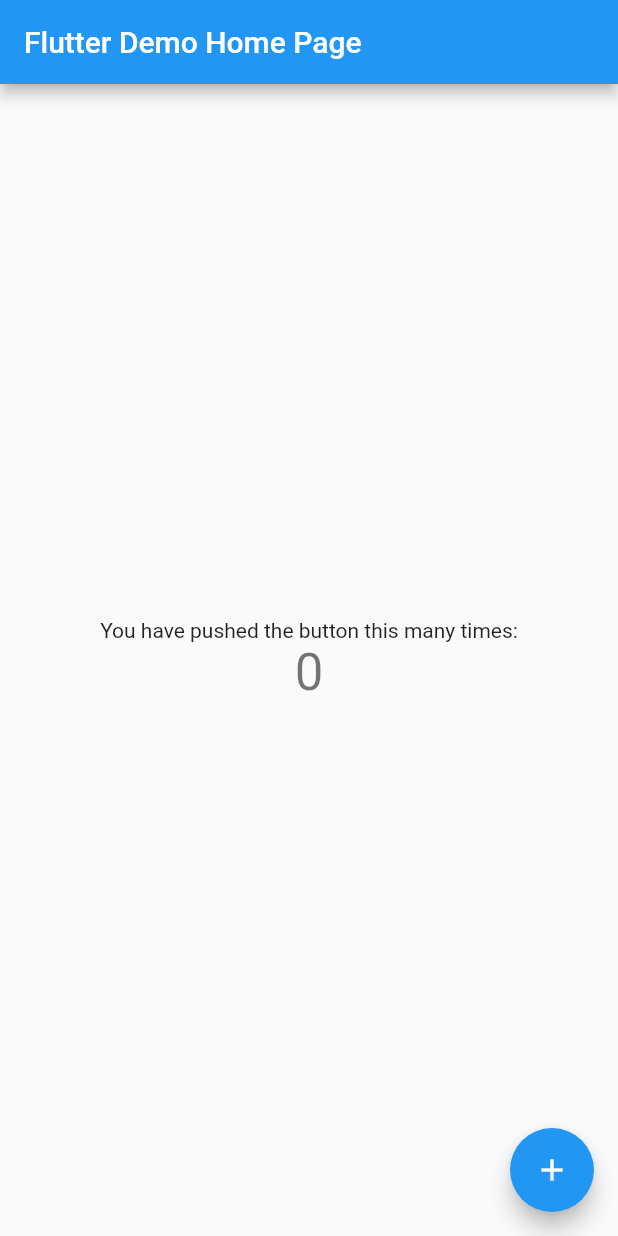
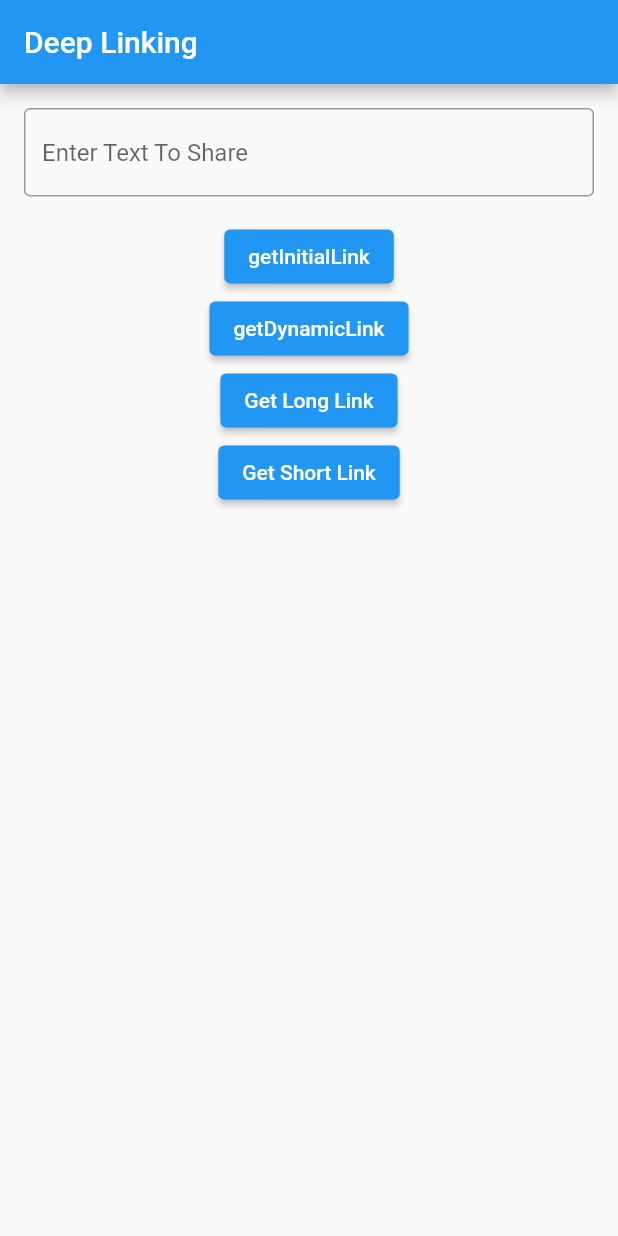
Before and after one commit to liritharan/firebase_dynamic_link, a Flutter app: the screen it shows after launch, on a phone screen of 412 x 824 dp. Run offline on Flutter 3.47's test engine with Material 2 defaults, Android fonts, the phone set to English and light mode, and no system bars; our stand-ins replace firebase_core, firebase_dynamic_links, share_plus; accounts and stored records are empty.

Commit message:
Adding dynamic links

```diff
--- a/lib/main.dart
+++ b/lib/main.dart
@@ -1,6 +1,19 @@
+import 'dart:async';
+
+import 'package:firebase_core/firebase_core.dart';
 import 'package:flutter/material.dart';
+import 'package:firebase_dynamic_links/firebase_dynamic_links.dart';
+import 'package:share_plus/share_plus.dart';
+import 'option.dart';
 
-void main() {
+
+Future<void> main() async {
+
+  WidgetsFlutterBinding.ensureInitialized();
+  await Firebase.initializeApp(options: DefaultFirebaseOptions.currentPlatform);
+
+  // Get any initial links
+
   runApp(const MyApp());
 }
 
@@ -13,103 +26,180 @@
     return MaterialApp(
       title: 'Flutter Demo',
       theme: ThemeData(
-        // This is the theme of your application.
-        //
-        // Try running your application with "flutter run". You'll see the
-        // application has a blue toolbar. Then, without quitting the app, try
-        // changing the primarySwatch below to Colors.green and then invoke
-        // "hot reload" (press "r" in the console where you ran "flutter run",
-        // or simply save your changes to "hot reload" in a Flutter IDE).
-        // Notice that the counter didn't reset back to zero; the application
-        // is not restarted.
+
         primarySwatch: Colors.blue,
       ),
-      home: const MyHomePage(title: 'Flutter Demo Home Page'),
+      routes: <String, WidgetBuilder>{
+        '/': (BuildContext context) => const HomePage(),
+        '/helloworld': (BuildContext context) => _DynamicLinkScreen(),
+      },
+    );
+  }
+}
+class HomePage extends StatefulWidget {
+  const HomePage({super.key});
+
+  @override
+  _HomePageState createState() => _HomePageState();
+}
+class _HomePageState extends State<HomePage> with WidgetsBindingObserver {
+  final TextEditingController _editingController = TextEditingController();
+  FirebaseDynamicLinks dynamicLinks = FirebaseDynamicLinks.instance;
+  final String DynamicLink = 'https://www.google.com/helloworld';
+  final String Link = 'https://referandearnra.page.link/XktS';
+  late Timer _timerLink;
+  bool _isCreatingLink = false;
+  String? _linkMessage;
+@override
+void initState(){
+  initDynamicLinks();
+  super.initState();
+}
+  Future<void> initDynamicLinks() async {
+    dynamicLinks.onLink.listen((dynamicLinkData) {
+      print('app is here');
+      Navigator.pushNamed(context,'/helloworld' );
+
+    }).onError((error) {
+      print('onLink error');
+      print(error.message);
+    });
+  }
+  Future<void> _createDynamicLink(bool short) async {
+    setState(() {
+      _isCreatingLink = true;
+    });
+
+    final DynamicLinkParameters parameters = DynamicLinkParameters(
+      uriPrefix: 'https://referandearnra.page.link/XktS',
+      longDynamicLink: Uri.parse(
+        'https://referandearnra.page.link/?link=https://www.google.com&apn=com.example.firebase_dynamic_link',
+      ),
+      link: Uri.parse(DynamicLink),
+      androidParameters: const AndroidParameters(
+        packageName: 'com.example.firebase_dynamic_link',
+        minimumVersion: 0,
+      ),
+      iosParameters: const IOSParameters(
+        bundleId: 'com.example.firebase_dynamic_link',
+        minimumVersion: '0',
+      ),
+    );
+
+    Uri url;
+    if (short) {
+      final ShortDynamicLink shortLink =
+      await dynamicLinks.buildShortLink(parameters);
+      url = shortLink.shortUrl;
+      print(url);
+    } else {
+      url = await dynamicLinks.buildLink(parameters);
+      print(url);
+    }
+
+    setState(() {
+      _linkMessage = url.toString();
+      _isCreatingLink = false;
+    });
+  }
+
+
+  @override
+
+
+  @override
+  void dispose() {
+    _timerLink.cancel();
+    super.dispose();
+  }
+
+
+
+
+
+
+
+  @override
+  Widget build(BuildContext context) {
+    return Scaffold(
+      appBar: AppBar(
+        title: const Text("Deep Linking"),
+      ),
+      body: Column(
+        children: <Widget>[
+          Padding(
+            padding: const EdgeInsets.all(16.0),
+            child: TextField(
+              controller: _editingController,
+              decoration: const InputDecoration(
+                border: OutlineInputBorder(),
+                hintText: "Enter Text To Share",
+              ),
+            ),
+          ),
+          ElevatedButton(
+            onPressed: () async {
+              final PendingDynamicLinkData? data =
+              await dynamicLinks.getInitialLink();
+              final Uri? deepLink = data?.link;
+
+              if (deepLink != null) {
+                // ignore: unawaited_futures
+                Navigator.pushNamed(context, deepLink.path);
+              }
+            },
+            child: const Text('getInitialLink'),
+          ),
+          ElevatedButton(
+            onPressed: () async {
+              final PendingDynamicLinkData? data =
+              await dynamicLinks
+                  .getDynamicLink(Uri.parse(Link));
+              final Uri? deepLink = data?.link;
+
+              if (deepLink != null) {
+                // ignore: unawaited_futures
+                Navigator.pushNamed(context, deepLink.path);
+              }
+            },
+            child: const Text('getDynamicLink'),
+          ),
+          ElevatedButton(
+            onPressed: !_isCreatingLink
+                ? () => _createDynamicLink(false)
+                : null,
+            child: const Text('Get Long Link'),
+          ),
+          ElevatedButton(
+            onPressed: !_isCreatingLink
+                ? () {
+              _createDynamicLink(true);
+
+            }
+                : null,
+            child: const Text('Get Short Link'),
+          ),
+
+        ],
+      ),
+
+
+
     );
   }
 }
 
-class MyHomePage extends StatefulWidget {
-  const MyHomePage({super.key, required this.title});
-
-  // This widget is the home page of your application. It is stateful, meaning
-  // that it has a State object (defined below) that contains fields that affect
-  // how it looks.
-
-  // This class is the configuration for the state. It holds the values (in this
-  // case the title) provided by the parent (in this case the App widget) and
-  // used by the build method of the State. Fields in a Widget subclass are
-  // always marked "final".
-
-  final String title;
-
-  @override
-  State<MyHomePage> createState() => _MyHomePageState();
-}
-
-class _MyHomePageState extends State<MyHomePage> {
-  int _counter = 0;
-
-  void _incrementCounter() {
-    setState(() {
-      // This call to setState tells the Flutter framework that something has
-      // changed in this State, which causes it to rerun the build method below
-      // so that the display can reflect the updated values. If we changed
-      // _counter without calling setState(), then the build method would not be
-      // called again, and so nothing would appear to happen.
-      _counter++;
-    });
-  }
-
+class _DynamicLinkScreen extends StatelessWidget {
   @override
   Widget build(BuildContext context) {
-    // This method is rerun every time setState is called, for instance as done
-    // by the _incrementCounter method above.
-    //
-    // The Flutter framework has been optimized to make rerunning build methods
-    // fast, so that you can just rebuild anything that needs updating rather
-    // than having to individually change instances of widgets.
-    return Scaffold(
-      appBar: AppBar(
-        // Here we take the value from the MyHomePage object that was created by
-        // the App.build method, and use it to set our appbar title.
-        title: Text(widget.title),
-      ),
-      body: Center(
-        // Center is a layout widget. It takes a single child and positions it
-        // in the middle of the parent.
-        child: Column(
-          // Column is also a layout widget. It takes a list of children and
-          // arranges them vertically. By default, it sizes itself to fit its
-          // children horizontally, and tries to be as tall as its parent.
-          //
-          // Invoke "debug painting" (press "p" in the console, choose the
-          // "Toggle Debug Paint" action from the Flutter Inspector in Android
-          // Studio, or the "Toggle Debug Paint" command in Visual Studio Code)
-          // to see the wireframe for each widget.
-          //
-          // Column has various properties to control how it sizes itself and
-          // how it positions its children. Here we use mainAxisAlignment to
-          // center the children vertically; the main axis here is the vertical
-          // axis because Columns are vertical (the cross axis would be
-          // horizontal).
-          mainAxisAlignment: MainAxisAlignment.center,
-          children: <Widget>[
-            const Text(
-              'You have pushed the button this many times:',
-            ),
-            Text(
-              '$_counter',
-              style: Theme.of(context).textTheme.headlineMedium,
-            ),
-          ],
+    return Material(
+      child: Scaffold(
+        appBar: AppBar(
+          title: const Text('Hello World DeepLink'),
+        ),
+        body: const Center(
+          child: Text('Hello, World!'),
         ),
       ),
-      floatingActionButton: FloatingActionButton(
-        onPressed: _incrementCounter,
-        tooltip: 'Increment',
-        child: const Icon(Icons.add),
-      ), // This trailing comma makes auto-formatting nicer for build methods.
     );
-  }
-}
+  }}
--- a/pubspec.yaml
+++ b/pubspec.yaml
@@ -35,7 +35,9 @@
   # The following adds the Cupertino Icons font to your application.
   # Use with the CupertinoIcons class for iOS style icons.
   cupertino_icons: ^1.0.2
-
+  firebase_dynamic_links: ^5.0.12
+  firebase_core: ^2.5.0
+  share_plus: ^6.3.1
 dev_dependencies:
   flutter_test:
     sdk: flutter
```
Also changed, not shown: lib/option.dart (added, +80 -0 lines), pubspec.lock, 21 other files.
